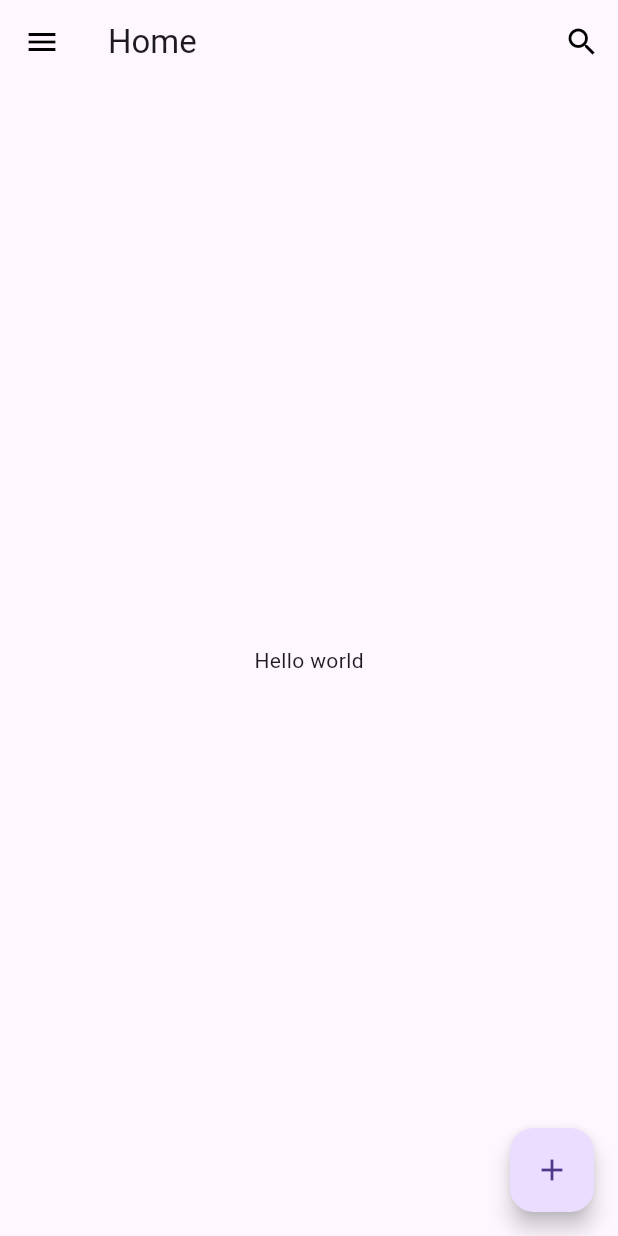
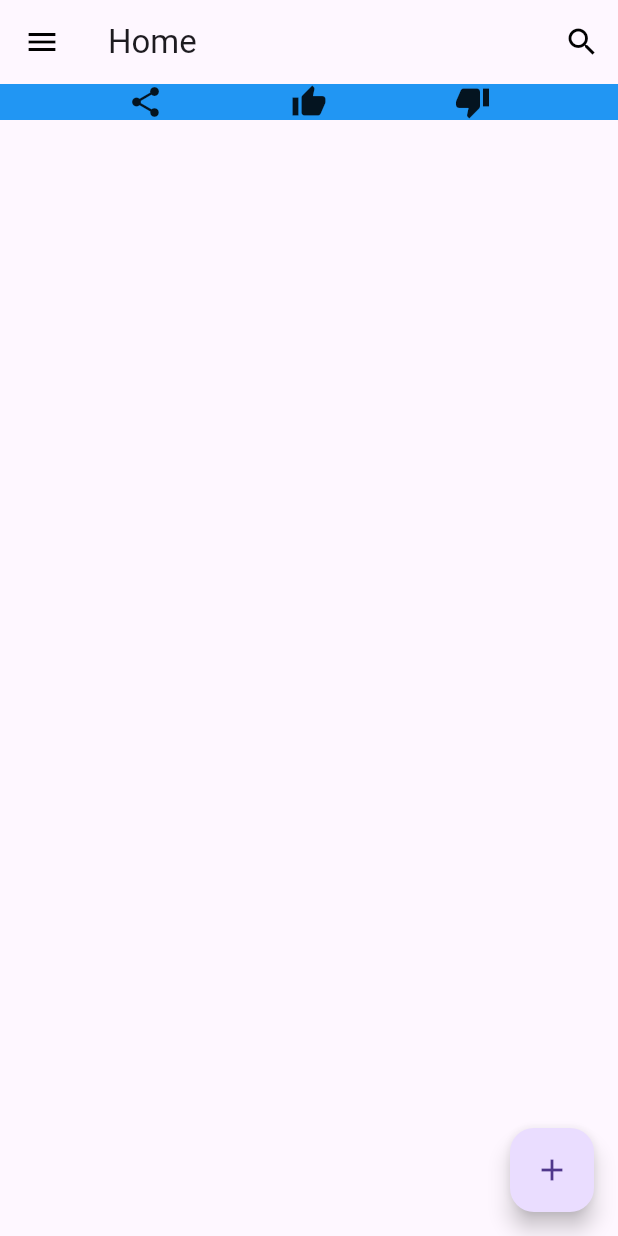
Before and after one commit to GalaMaya/flutter-dasar, a Flutter app: the screen it shows after launch, on a phone screen of 412 x 824 dp. Run offline on Flutter 3.47's test engine with Material 3 defaults, Android fonts, the phone set to English and light mode, and no system bars.

Commit message:
ADD:Layouting

```diff
--- a/lib/main.dart
+++ b/lib/main.dart
@@ -41,9 +41,18 @@ class FirstPage extends StatelessWidget {
           onPressed: () {},
         ),
       ),
-      body: const Center(
-        child: Text("Hello world"),
-      ),
+      body: Container(
+          decoration: const BoxDecoration(
+            color: Colors.blue,
+          ),
+          child: const Row(
+            mainAxisAlignment: MainAxisAlignment.spaceEvenly,
+            children: [
+              Icon(Icons.share),
+              Icon(Icons.thumb_up),
+              Icon(Icons.thumb_down),
+            ],
+          )),
       floatingActionButton: FloatingActionButton(
         onPressed: () {},
         child: const Icon(Icons.add),
```
